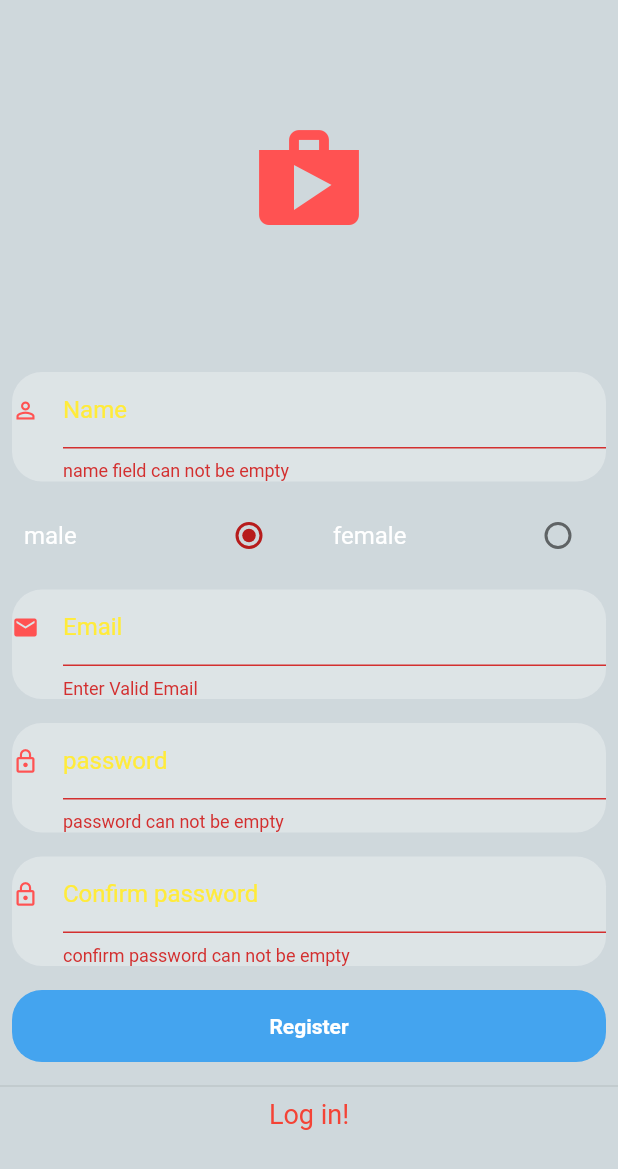
After one commit to ishangupta4/Ecommerce, a Flutter app: the SignUp screen opened directly, after a tap on "Register", on a phone screen of 412 x 824 dp. The commit adds this screen. Shown: the top 1169 px of the screen. Run offline on Flutter 3.47's test engine with Material 2 defaults, Android fonts, the phone set to English and light mode, and no system bars; our stand-ins replace carousel_pro, cloud_firestore, firebase_auth, firebase_database, fluttertoast, google_sign_in and 1 more; accounts and stored records are empty.

Commit message:
user register added with firebase

```diff
--- /dev/null
+++ b/lib/db/users.dart
@@ -0,0 +1,15 @@
+import 'package:firebase_database/firebase_database.dart';
+
+class UserServices {
+  FirebaseDatabase _database = FirebaseDatabase.instance;
+  String ref = "users";
+
+  createUser(String uid, Map value) {
+    _database
+        .reference()
+        .child(ref)
+        .push()
+        .set(value)
+        .catchError((e) => {print(e.toString())});
+  }
+}
--- a/lib/main.dart
+++ b/lib/main.dart
@@ -7,6 +7,7 @@ void main() {
     new MaterialApp(
       home: Login(),
       debugShowCheckedModeBanner: false,
+      theme: ThemeData(accentColor: Colors.red.shade900),
     ),
   );
 }
--- a/lib/pages/login.dart
+++ b/lib/pages/login.dart
@@ -1,5 +1,6 @@
 import 'package:flutter/material.dart';
 import 'package:flutter_ecommerce/main.dart';
+import 'package:flutter_ecommerce/pages/sign_up.dart';
 import 'package:shared_preferences/shared_preferences.dart';
 import 'package:fluttertoast/fluttertoast.dart';
 import 'package:firebase_auth/firebase_auth.dart';
@@ -39,8 +40,8 @@ class _LoginState extends State<Login> {
     isLoggedin = await googleSignIn.isSignedIn();
 
     if (isLoggedin) {
-      // Navigator.pushReplacement(
-      //     context, MaterialPageRoute(builder: (context) => HomePage()));
+      Navigator.pushReplacement(
+          context, MaterialPageRoute(builder: (context) => HomePage()));
     }
 
     setState(() {
@@ -170,6 +171,12 @@ class _LoginState extends State<Login> {
                                   )),
                               keyboardType: TextInputType.visiblePassword,
                               controller: _passwordTextEdigingController,
+                              validator: (value) {
+                                if (value.isEmpty) {
+                                  return 'password can not be empty';
+                                }
+                                return null;
+                              },
                             ),
                           ),
                         ),
@@ -191,6 +198,19 @@ class _LoginState extends State<Login> {
                             ),
                           ),
                         ),
+                        Divider(),
+                        InkWell(
+                          onTap: () {
+                            Navigator.push(
+                                context,
+                                MaterialPageRoute(
+                                    builder: (context) => SignUp()));
+                          },
+                          child: Text(
+                            "Sign Up!",
+                            style: TextStyle(color: Colors.red, fontSize: 18.0),
+                          ),
+                        )
                       ],
                     ))
               ],
--- /dev/null
+++ b/lib/pages/sign_up.dart
@@ -0,0 +1,290 @@
+import 'package:firebase_auth/firebase_auth.dart';
+import 'package:flutter/material.dart';
+
+import 'package:flutter_ecommerce/db/users.dart';
+
+import 'home.dart';
+
+class SignUp extends StatefulWidget {
+  @override
+  _SignUpState createState() => _SignUpState();
+}
+
+class _SignUpState extends State<SignUp> {
+  final FirebaseAuth firebaseAuth = FirebaseAuth.instance;
+  final _formKey = GlobalKey<FormState>();
+  UserServices _userServices = UserServices();
+  TextEditingController _emailTextEditingController = TextEditingController();
+  TextEditingController _passwordTextEdigingController =
+      TextEditingController();
+  TextEditingController _nameTextEditingController = TextEditingController();
+  TextEditingController _confirmPasswordTextEditingController =
+      TextEditingController();
+  String gender;
+  String groupValue = "male";
+  bool loading = false;
+
+  String validateEmail(String value) {
+    Pattern pattern =
+        r'^(([^<>()[\]\\.,;:\s@\"]+(\.[^<>()[\]\\.,;:\s@\"]+)*)|(\".+\"))@((\[[0-9]{1,3}\.[0-9]{1,3}\.[0-9]{1,3}\.[0-9]{1,3}\])|(([a-zA-Z\-0-9]+\.)+[a-zA-Z]{2,}))$';
+    RegExp regex = new RegExp(pattern);
+    if (!regex.hasMatch(value))
+      return 'Enter Valid Email';
+    else
+      return null;
+  }
+
+  valueChanged(e) {
+    setState(() {
+      if (e == "male") {
+        groupValue = e;
+        gender = e;
+      } else if (e == "female") {
+        groupValue = e;
+        gender = e;
+      }
+    });
+  }
+
+  @override
+  Widget build(BuildContext context) {
+    return Scaffold(
+      backgroundColor: Colors.blueGrey.withOpacity(0.3),
+      body: SingleChildScrollView(
+        child: Stack(
+          children: <Widget>[
+            Container(
+              alignment: Alignment.center,
+              child: Column(
+                children: <Widget>[
+                  Padding(
+                    padding: const EdgeInsets.all(80.0),
+                    child: Icon(
+                      Icons.shop,
+                      size: 80,
+                      color: Colors.redAccent,
+                    ),
+                  ),
+                  Form(
+                      key: _formKey,
+                      child: Column(
+                        children: <Widget>[
+                          Padding(
+                            padding: const EdgeInsets.all(8.0),
+                            child: Material(
+                              borderRadius: BorderRadius.circular(20.0),
+                              color: Colors.white.withOpacity(0.3),
+                              child: TextFormField(
+                                decoration: InputDecoration(
+                                    labelText: "Name",
+                                    labelStyle: TextStyle(color: Colors.yellow),
+                                    isDense: true,
+                                    icon: Icon(
+                                      Icons.person_outline,
+                                      color: Colors.redAccent,
+                                    )),
+                                keyboardType: TextInputType.emailAddress,
+                                controller: _nameTextEditingController,
+                                validator: (value) {
+                                  if (value.isEmpty) {
+                                    return 'name field can not be empty';
+                                  }
+                                  return null;
+                                },
+                              ),
+                            ),
+                          ),
+                          Row(
+                            children: <Widget>[
+                              Expanded(
+                                child: ListTile(
+                                  title: Text(
+                                    "male",
+                                    style: TextStyle(
+                                      color: Colors.white,
+                                    ),
+                                  ),
+                                  trailing: Radio(
+                                    hoverColor: Colors.yellow,
+                                    value: "male",
+                                    groupValue: groupValue,
+                                    onChanged: (e) => valueChanged(e),
+                                  ),
+                                ),
+                              ),
+                              Expanded(
+                                child: ListTile(
+                                  title: Text(
+                                    "female",
+                                    style: TextStyle(
+                                      color: Colors.white,
+                                    ),
+                                  ),
+                                  trailing: Radio(
+                                    hoverColor: Colors.yellow,
+                                    value: "female",
+                                    groupValue: groupValue,
+                                    onChanged: (e) => valueChanged(e),
+                                  ),
+                                ),
+                              ),
+                            ],
+                          ),
+                          Padding(
+                            padding: const EdgeInsets.all(8.0),
+                            child: Material(
+                              borderRadius: BorderRadius.circular(20.0),
+                              color: Colors.white.withOpacity(0.3),
+                              child: TextFormField(
+                                decoration: InputDecoration(
+                                    labelText: "Email",
+                                    labelStyle: TextStyle(color: Colors.yellow),
+                                    isDense: true,
+                                    icon: Icon(
+                                      Icons.email,
+                                      color: Colors.redAccent,
+                                    )),
+                                keyboardType: TextInputType.emailAddress,
+                                controller: _emailTextEditingController,
+                                validator: validateEmail,
+                              ),
+                            ),
+                          ),
+                          Padding(
+                            padding: const EdgeInsets.all(8.0),
+                            child: Material(
+                              borderRadius: BorderRadius.circular(20.0),
+                              color: Colors.white.withOpacity(0.3),
+                              child: TextFormField(
+                                decoration: InputDecoration(
+                                    labelStyle: TextStyle(color: Colors.yellow),
+                                    labelText: "password",
+                                    isDense: true,
+                                    icon: Icon(
+                                      Icons.lock_outline,
+                                      color: Colors.redAccent,
+                                    )),
+                                keyboardType: TextInputType.visiblePassword,
+                                controller: _passwordTextEdigingController,
+                                obscureText: true,
+                                validator: (value) {
+                                  if (value.isEmpty) {
+                                    return 'password can not be empty';
+                                  }
+                                  return null;
+                                },
+                              ),
+                            ),
+                          ),
+                          Padding(
+                            padding: const EdgeInsets.all(8.0),
+                            child: Material(
+                              borderRadius: BorderRadius.circular(20.0),
+                              color: Colors.white.withOpacity(0.3),
+                              child: TextFormField(
+                                decoration: InputDecoration(
+                                    labelStyle: TextStyle(color: Colors.yellow),
+                                    labelText: "Confirm password",
+                                    isDense: true,
+                                    icon: Icon(
+                                      Icons.lock_outline,
+                                      color: Colors.redAccent,
+                                    )),
+                                keyboardType: TextInputType.visiblePassword,
+                                controller:
+                                    _confirmPasswordTextEditingController,
+                                obscureText: true,
+                                validator: (value) {
+                                  if (value.isEmpty) {
+                                    return 'confirm password can not be empty';
+                                  } else if (_passwordTextEdigingController
+                                          .text !=
+                                      value) {
+                                    return 'password did not match';
+                                  }
+                                  return null;
+                                },
+                              ),
+                            ),
+                          ),
+                          Padding(
+                            padding: const EdgeInsets.all(8.0),
+                            child: Material(
+                              borderRadius: BorderRadius.circular(20.0),
+                              color: Colors.blue.withOpacity(0.8),
+                              child: MaterialButton(
+                                onPressed: () async {
+                                  validateForm();
+                                },
+                                minWidth: MediaQuery.of(context).size.width,
+                                child: Text(
+                                  "Register",
+                                  textAlign: TextAlign.center,
+                                  style: TextStyle(
+                                      color: Colors.white,
+                                      fontWeight: FontWeight.bold),
+                                ),
+                              ),
+                            ),
+                          ),
+                          Divider(),
+                          InkWell(
+                            onTap: () {
+                              Navigator.pop(context);
+                            },
+                            child: Text(
+                              "Log in!",
+                              style:
+                                  TextStyle(color: Colors.red, fontSize: 18.0),
+                            ),
+                          )
+                        ],
+                      ))
+                ],
+              ),
+            ),
+            Visibility(
+              visible: loading ?? true,
+              child: Center(
+                child: Container(
+                  alignment: Alignment.center,
+                  color: Colors.white.withOpacity(0.9),
+                  child: CircularProgressIndicator(
+                    valueColor: AlwaysStoppedAnimation<Color>(Colors.red),
+                  ),
+                ),
+              ),
+            )
+          ],
+        ),
+      ),
+    );
+  }
+
+  Future validateForm() async {
+    FormState formState = _formKey.currentState;
+    print("1");
+    Map value;
+    if (formState.validate()) {
+      FirebaseUser user = await firebaseAuth.currentUser();
+      print(user.uid);
+      //if (user == null) {
+      AuthResult result = await firebaseAuth.createUserWithEmailAndPassword(
+          email: _emailTextEditingController.text,
+          password: _passwordTextEdigingController.text);
+      print("4");
+      FirebaseUser newUser = result.user;
+      print("3");
+      _userServices.createUser(user.uid, {
+        "username": newUser..displayName,
+        "email": newUser.email,
+        "userId": newUser.uid,
+        "gender": gender,
+      });
+      print("2");
+      Navigator.pushReplacement(
+          context, MaterialPageRoute(builder: (context) => HomePage()));
+      // }
+    }
+  }
+}
--- a/pubspec.yaml
+++ b/pubspec.yaml
@@ -29,6 +29,7 @@ dependencies:
   google_sign_in: ^4.5.1
   shared_preferences: ^0.5.7+3
   fluttertoast: ^4.0.1
+  firebase_database: ^3.1.6
   # The following adds the Cupertino Icons font to your application.
   # Use with the CupertinoIcons class for iOS style icons.
   cupertino_icons: ^0.1.3
```
Also changed, not shown: pubspec.lock.
